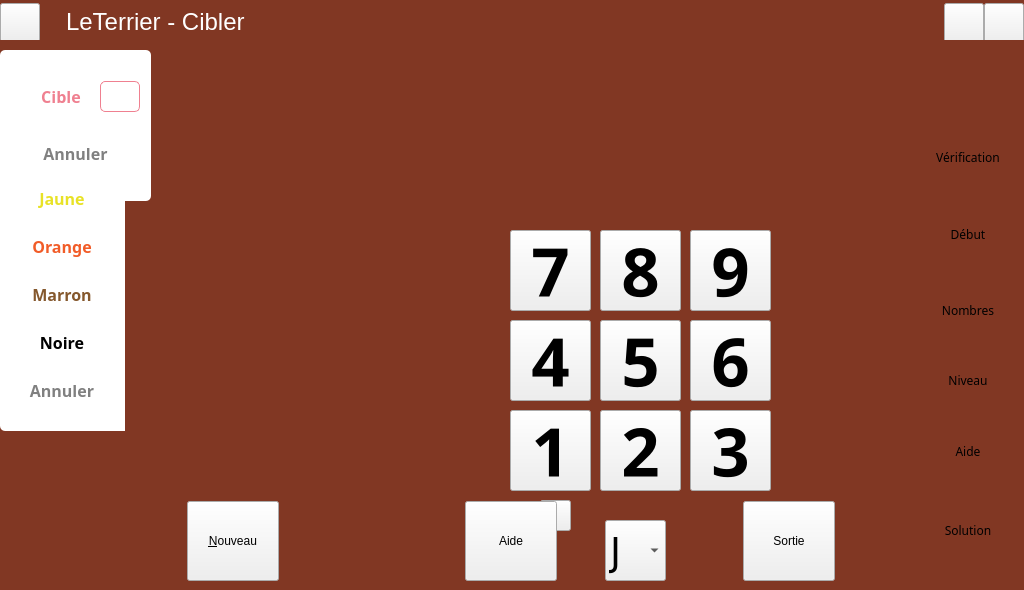
First picture: the form in mainwindow.ui, repository Txikilinux/leterrier-cibler, before the edit.
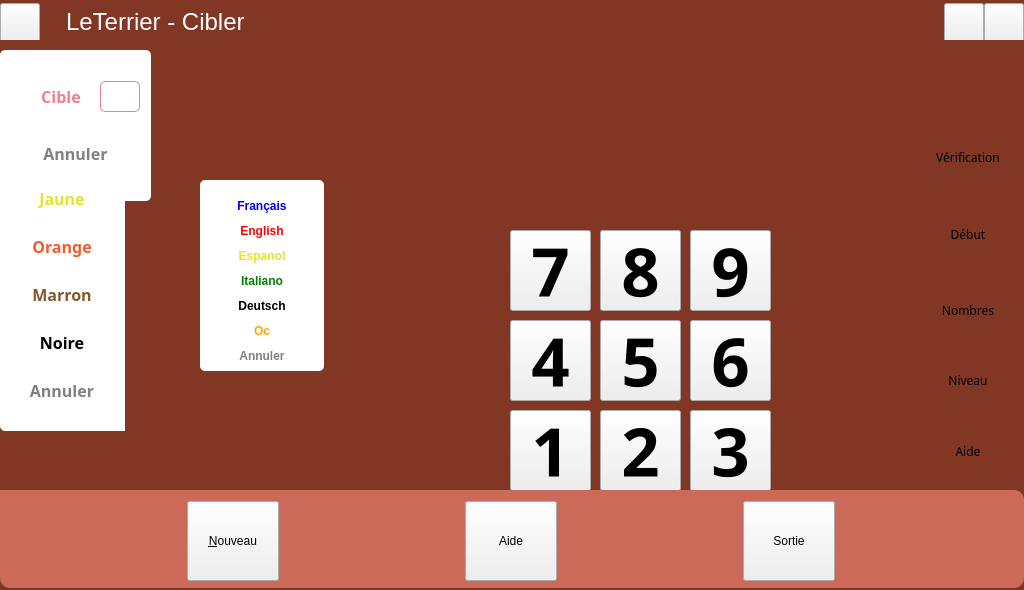
Second picture: the form after the edit. Icons and pictures are not drawn. Custom widgets are drawn as their Qt base class.

Patch:
```diff
--- a/mainwindow.ui
+++ b/mainwindow.ui
@@ -1462,7 +1462,7 @@
          </property>
          <property name="styleSheet">
           <string notr="true">QFrame#frmButtons {
-background-image: url(:/cibler/backgrounds/leafFrame);
+background-color:rgba(203,106,89,255);
 border-top-left-radius: 0px;
 border-top-right-radius: 10px;
 border-bottom-right-radius: 10px;
@@ -1676,6 +1676,279 @@
           </item>
          </layout>
         </widget>
+        <widget class="QFrame" name="frmChoixLangues">
+         <property name="geometry">
+          <rect>
+           <x>200</x>
+           <y>140</y>
+           <width>124</width>
+           <height>191</height>
+          </rect>
+         </property>
+         <property name="styleSheet">
+          <string notr="true">background-color: #ffffff;
+border-radius:5px;</string>
+         </property>
+         <property name="frameShape">
+          <enum>QFrame::StyledPanel</enum>
+         </property>
+         <property name="frameShadow">
+          <enum>QFrame::Raised</enum>
+         </property>
+         <layout class="QGridLayout" name="gridLayout_8">
+          <item row="12" column="0">
+           <widget class="AbulEduFlatBoutonV1" name="btnLangueAnnuler">
+            <property name="minimumSize">
+             <size>
+              <width>100</width>
+              <height>30</height>
+             </size>
+            </property>
+            <property name="maximumSize">
+             <size>
+              <width>100</width>
+              <height>30</height>
+             </size>
+            </property>
+            <property name="font">
+             <font>
+              <weight>75</weight>
+              <bold>true</bold>
+             </font>
+            </property>
+            <property name="cursor">
+             <cursorShape>PointingHandCursor</cursorShape>
+            </property>
+            <property name="styleSheet">
+             <string notr="true">color:gray;</string>
+            </property>
+            <property name="text">
+             <string>Annuler</string>
+            </property>
+           </widget>
+          </item>
+          <item row="7" column="0">
+           <widget class="AbulEduFlatBoutonV1" name="btnOc">
+            <property name="minimumSize">
+             <size>
+              <width>100</width>
+              <height>30</height>
+             </size>
+            </property>
+            <property name="maximumSize">
+             <size>
+              <width>100</width>
+              <height>30</height>
+             </size>
+            </property>
+            <property name="font">
+             <font>
+              <weight>75</weight>
+              <bold>true</bold>
+             </font>
+            </property>
+            <property name="cursor">
+             <cursorShape>PointingHandCursor</cursorShape>
+            </property>
+            <property name="whatsThis">
+             <string notr="true">oc</string>
+            </property>
+            <property name="styleSheet">
+             <string notr="true">color:orange</string>
+            </property>
+            <property name="text">
+             <string>Oc</string>
+            </property>
+           </widget>
+          </item>
+          <item row="6" column="0">
+           <widget class="AbulEduFlatBoutonV1" name="btnDe">
+            <property name="minimumSize">
+             <size>
+              <width>100</width>
+              <height>30</height>
+             </size>
+            </property>
+            <property name="maximumSize">
+             <size>
+              <width>100</width>
+              <height>30</height>
+             </size>
+            </property>
+            <property name="font">
+             <font>
+              <weight>75</weight>
+              <bold>true</bold>
+             </font>
+            </property>
+            <property name="cursor">
+             <cursorShape>PointingHandCursor</cursorShape>
+            </property>
+            <property name="whatsThis">
+             <string notr="true">de</string>
+            </property>
+            <property name="styleSheet">
+             <string notr="true">color:black</string>
+            </property>
+            <property name="text">
+             <string>Deutsch</string>
+            </property>
+           </widget>
+          </item>
+          <item row="2" column="0">
+           <widget class="AbulEduFlatBoutonV1" name="btnFr">
+            <property name="minimumSize">
+             <size>
+              <width>100</width>
+              <height>30</height>
+             </size>
+            </property>
+            <property name="maximumSize">
+             <size>
+              <width>100</width>
+              <height>30</height>
+             </size>
+            </property>
+            <property name="font">
+             <font>
+              <weight>75</weight>
+              <bold>true</bold>
+             </font>
+            </property>
+            <property name="cursor">
+             <cursorShape>PointingHandCursor</cursorShape>
+            </property>
+            <property name="whatsThis">
+             <string notr="true">fr</string>
+            </property>
+            <property name="styleSheet">
+             <string notr="true">color: blue;</string>
+            </property>
+            <property name="text">
+             <string>Français</string>
+            </property>
+           </widget>
+          </item>
+          <item row="3" column="0">
+           <widget class="AbulEduFlatBoutonV1" name="btnEn">
+            <property name="minimumSize">
+             <size>
+              <width>100</width>
+              <height>30</height>
+             </size>
+            </property>
+            <property name="maximumSize">
+             <size>
+              <width>100</width>
+              <height>30</height>
+             </size>
+            </property>
+            <property name="font">
+             <font>
+              <weight>75</weight>
+              <bold>true</bold>
+             </font>
+            </property>
+            <property name="cursor">
+             <cursorShape>PointingHandCursor</cursorShape>
+            </property>
+            <property name="whatsThis">
+             <string notr="true">en</string>
+            </property>
+            <property name="styleSheet">
+             <string notr="true">color:red</string>
+            </property>
+            <property name="text">
+             <string>English</string>
+            </property>
+           </widget>
+          </item>
+          <item row="4" column="0">
+           <widget class="AbulEduFlatBoutonV1" name="btnEs">
+            <property name="minimumSize">
+             <size>
+              <width>100</width>
+              <height>30</height>
+             </size>
+            </property>
+            <property name="maximumSize">
+             <size>
+              <width>100</width>
+              <height>30</height>
+             </size>
+            </property>
+            <property name="font">
+             <font>
+              <weight>75</weight>
+              <bold>true</bold>
+             </font>
+            </property>
+            <property name="cursor">
+             <cursorShape>PointingHandCursor</cursorShape>
+            </property>
+            <property name="whatsThis">
+             <string notr="true">es</string>
+            </property>
+            <property name="styleSheet">
+             <string notr="true">color:#e8e226;</string>
+            </property>
+            <property name="text">
+             <string>Espanol</string>
+            </property>
+           </widget>
+          </item>
+          <item row="5" column="0">
+           <widget class="AbulEduFlatBoutonV1" name="btnIt">
+            <property name="minimumSize">
+             <size>
+              <width>100</width>
+              <height>30</height>
+             </size>
+            </property>
+            <property name="maximumSize">
+             <size>
+              <width>100</width>
+              <height>30</height>
+             </size>
+            </property>
+            <property name="font">
+             <font>
+              <weight>75</weight>
+              <bold>true</bold>
+             </font>
+            </property>
+            <property name="cursor">
+             <cursorShape>PointingHandCursor</cursorShape>
+            </property>
+            <property name="whatsThis">
+             <string notr="true">it</string>
+            </property>
+            <property name="styleSheet">
+             <string notr="true">color:green</string>
+            </property>
+            <property name="text">
+             <string>Italiano</string>
+            </property>
+           </widget>
+          </item>
+         </layout>
+        </widget>
+        <widget class="QLabel" name="lblLevel">
+         <property name="geometry">
+          <rect>
+           <x>927</x>
+           <y>8</y>
+           <width>80</width>
+           <height>64</height>
+          </rect>
+         </property>
+         <property name="text">
+          <string/>
+         </property>
+         <property name="pixmap">
+          <pixmap resource="NombreCible.qrc">:/data/belts/belt0</pixmap>
+         </property>
+        </widget>
        </widget>
        <widget class="QWidget" name="pageApropos">
         <widget class="QLabel" name="label">
```
Left out of the diff: 22 changed lines with no effect on the pictures.
